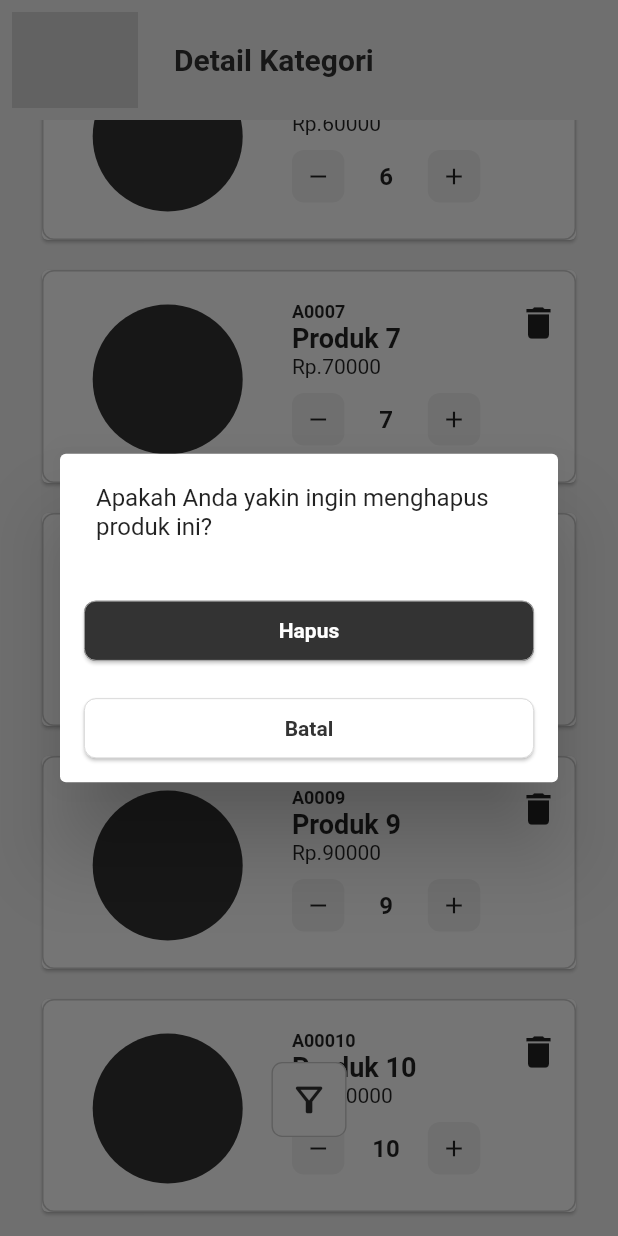
After one commit to fadillahrizki/anonymous-flutter, a Flutter app: the DetailCategory screen opened by its route, scrolled down 1106 dp, after a tap on the "delete" icon, on a phone screen of 412 x 824 dp. The commit adds this screen. Run offline on Flutter 3.47's test engine with Material 2 defaults, Android fonts, the phone set to English and light mode, and no system bars; our stand-ins replace flutter_svg, fluttertoast, qr_flutter.

Commit message:
add detail category

```diff
--- a/lib/main.dart
+++ b/lib/main.dart
@@ -4,6 +4,7 @@
 import 'package:anonymous/providers/store.dart';
 import 'package:anonymous/providers/user.dart';
 import 'package:anonymous/screens/auth/otp.dart';
+import 'package:anonymous/screens/category/detail_category.dart';
 import 'package:anonymous/screens/category/list_category.dart';
 import 'package:anonymous/screens/home.dart';
 import 'package:anonymous/screens/auth/login.dart';
@@ -38,6 +39,8 @@
   @override
   Widget build(BuildContext context) {
     return MaterialApp(
+      debugShowCheckedModeBanner: false,
+      title: "Anonymous",
       initialRoute: '/',
       routes: {
         '/': (context) => const Home(),
@@ -54,6 +57,7 @@
         '/store/user': (context) => const UserStore(),
         '/product': (context) => const ListProduct(),
         '/category': (context) => const ListCategory(),
+        '/category/detail': (context) => const DetailCategory(),
         '/product/add': (context) => const AddProduct(),
         '/product/detail': (context) => const DetailProduct(),
       },
--- /dev/null
+++ b/lib/screens/category/detail_category.dart
@@ -0,0 +1,69 @@
+import 'package:anonymous/components/custom_appBar.dart';
+import 'package:anonymous/components/custom_button.dart';
+import 'package:anonymous/components/custom_filter_fab.dart';
+import 'package:anonymous/components/custom_text_field.dart';
+import 'package:anonymous/components/product_card.dart';
+import 'package:anonymous/constants/custom_color.dart';
+import 'package:flutter/material.dart';
+
+import '../../components/drawer.dart';
+
+class DetailCategory extends StatefulWidget {
+  const DetailCategory({super.key});
+
+  @override
+  State<DetailCategory> createState() => _DetailCategoryState();
+}
+
+class _DetailCategoryState extends State<DetailCategory> {
+  final String assetName = '../../../assets/add.svg';
+  @override
+  Widget build(BuildContext context) {
+    return Scaffold(
+      floatingActionButtonLocation: FloatingActionButtonLocation.centerFloat,
+      backgroundColor: CustomColor().background,
+      appBar: const CustomAppBar(title: "Detail Kategori"),
+      drawer: const MyDrawer(active: "Manajemen Kategori"),
+      body: Padding(
+        padding: const EdgeInsets.symmetric(horizontal: 24),
+        child: SingleChildScrollView(
+            physics: const ScrollPhysics(),
+            child: Column(
+              crossAxisAlignment: CrossAxisAlignment.start,
+              children: <Widget>[
+                const CustomTextField(label: "Nama Kategori"),
+                const SizedBox(height: 12),
+                CustomButton(
+                  onPressed: () {},
+                  label: "Simpan Kategori",
+                ),
+                const SizedBox(height: 24),
+                Text("List Produk"),
+                const SizedBox(height: 24),
+                ListView.builder(
+                  itemCount: 10,
+                  shrinkWrap: true,
+                  itemBuilder: (context, int index) {
+                    return Container(
+                        margin: const EdgeInsets.only(bottom: 12),
+                        child: InkWell(
+                          onTap: () {
+                            Navigator.pushNamed(context, '/product/detail');
+                          },
+                          child: ProductCard(
+                            itemCode: "A000${index + 1}",
+                            itemName: "Produk ${index + 1}",
+                            itemPrice: "${(index + 1) * 10000}",
+                            itemStock: index + 1,
+                            itemidx: index,
+                          ),
+                        ));
+                  },
+                )
+              ],
+            )),
+      ),
+      floatingActionButton: const CustomFAB(),
+    );
+  }
+}
--- a/lib/screens/category/list_category.dart
+++ b/lib/screens/category/list_category.dart
@@ -108,7 +108,10 @@
                           );
                         },
                       ),
-                      onTap: () {},
+                      onTap: () {
+                        Navigator.pushNamedAndRemoveUntil(
+                            context, '/category/detail', (route) => false);
+                      },
                     ),
                   );
                 },
```
